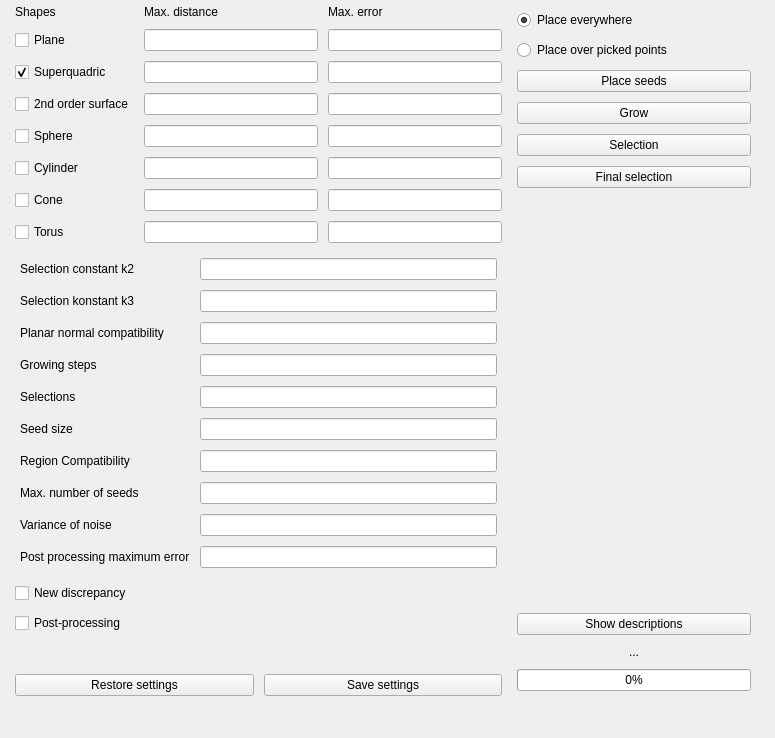
Qt form ui/edit_segmentor_recover.ui (ddksr/segmentor-meshlab) before a commit.
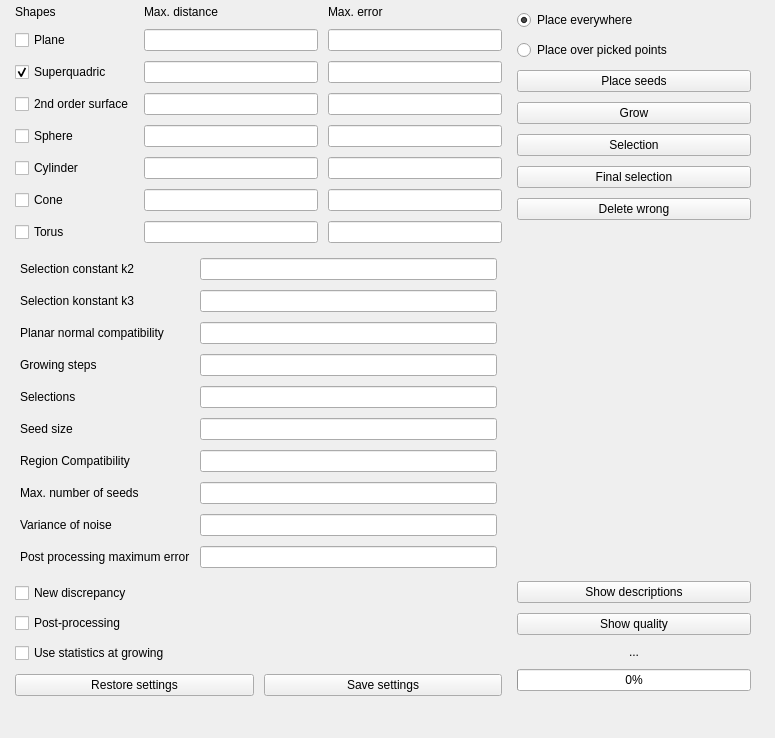
The same form after that commit.

Commit message: added some missing c headers, added deleting wrong

Patch:
```diff
--- a/ui/edit_segmentor_recover.ui
+++ b/ui/edit_segmentor_recover.ui
@@ -317,6 +317,13 @@
          </property>
         </widget>
        </item>
+       <item>
+        <widget class="QCheckBox" name="cbUseStatistics">
+         <property name="text">
+          <string>Use statistics at growing</string>
+         </property>
+        </widget>
+       </item>
        <item>
         <spacer name="verticalSpacer_2">
          <property name="orientation">
@@ -406,6 +413,13 @@
          </property>
         </widget>
        </item>
+       <item>
+        <widget class="QPushButton" name="btnDeleteWrong">
+         <property name="text">
+          <string>Delete wrong</string>
+         </property>
+        </widget>
+       </item>
        <item>
         <spacer name="verticalSpacer">
          <property name="orientation">
@@ -426,6 +440,13 @@
          </property>
         </widget>
        </item>
+       <item>
+        <widget class="QPushButton" name="btnShowQuality">
+         <property name="text">
+          <string>Show quality</string>
+         </property>
+        </widget>
+       </item>
        <item>
         <widget class="QLabel" name="progressLabel">
          <property name="text">
```
The commit also changes 8 other files.
